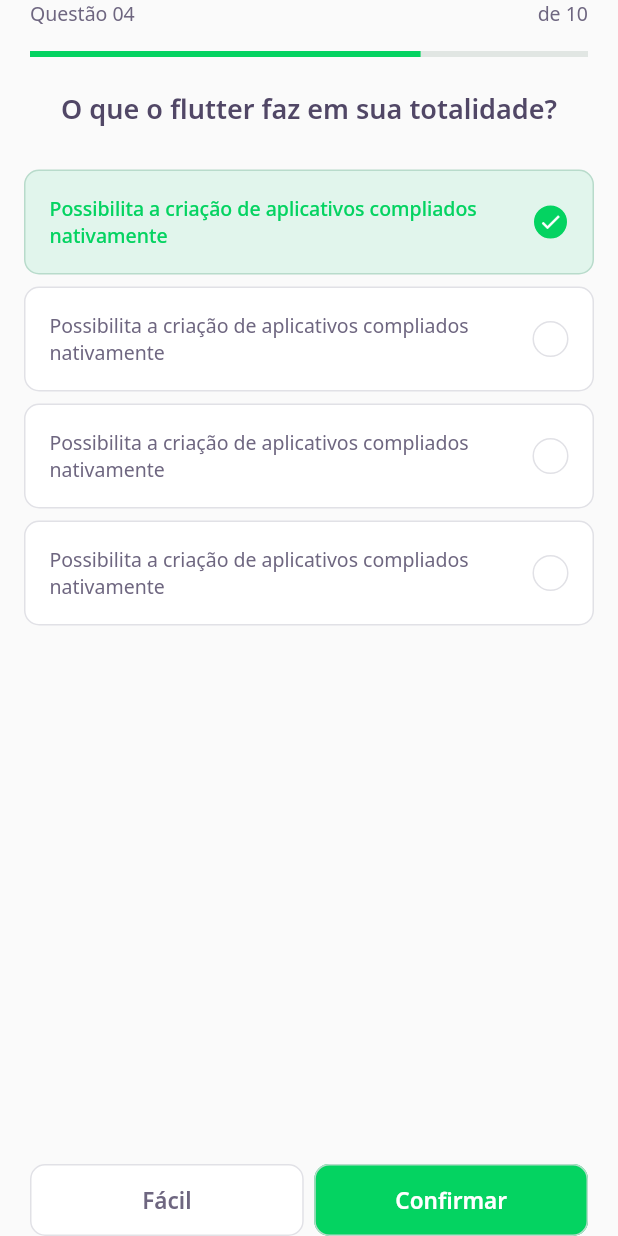
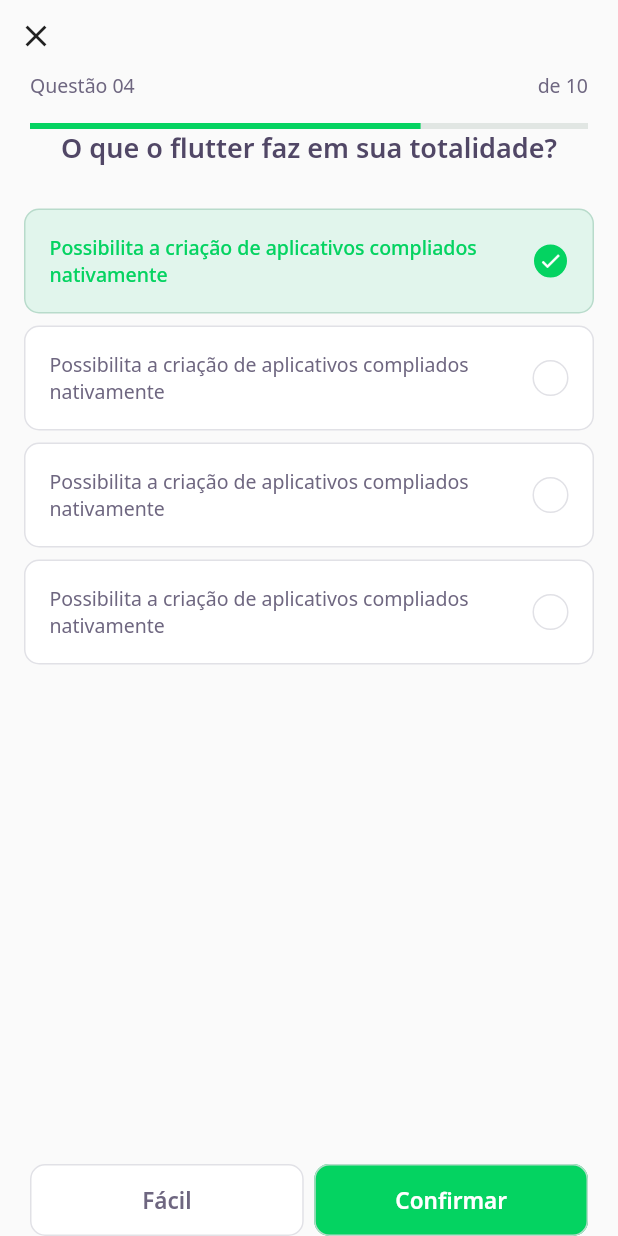
Before and after one commit to includeVitor/dev-quiz, a Flutter app: the ChallengePage screen opened directly, on a phone screen of 412 x 824 dp. Run offline on Flutter 3.47's test engine with Material 2 defaults, Android fonts, the phone set to English and light mode, and no system bars; our stand-ins replace google_fonts; accounts and stored records are empty; network calls fail.

```diff
--- a/lib/challenge/challenge_page.dart
+++ b/lib/challenge/challenge_page.dart
@@ -15,10 +15,21 @@ class _ChallengePageState extends State<ChallengePage> {
   Widget build(BuildContext context) {
     return Scaffold(
       appBar: PreferredSize(
-        preferredSize: Size.fromHeight(60),
+        preferredSize: Size.fromHeight(86),
         child: SafeArea(
           top: true,
-          child: QuestionIndicatorWidget(),
+          child: Column(
+            crossAxisAlignment: CrossAxisAlignment.start,
+            children: [
+              IconButton(
+                icon: Icon(Icons.close),
+                onPressed: () {
+                  Navigator.pop(context);
+                },
+              ),
+              QuestionIndicatorWidget(),
+            ],
+          ),
         ),
       ),
       body: QuizWidget(
--- a/lib/core/app_widget.dart
+++ b/lib/core/app_widget.dart
@@ -7,7 +7,7 @@ class AppWidget extends StatelessWidget {
   Widget build(BuildContext context) {
     return MaterialApp(
       title: "nlw5_flutter",
-      home: ChallengePage(),
+      home: HomePage(),
     );
   }
 }
```
Also changed, not shown: lib/home/home_page.dart (+8 -0 lines), lib/home/widgets/quiz_card/quiz_card_widget.dart (+6 -1 lines).
